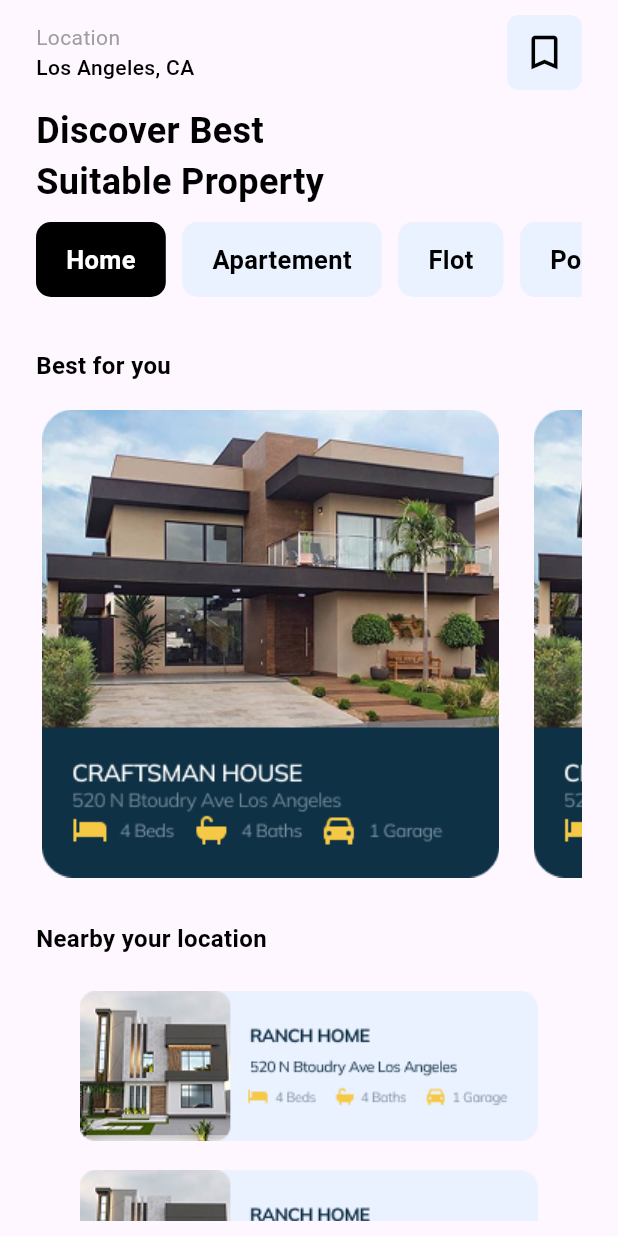
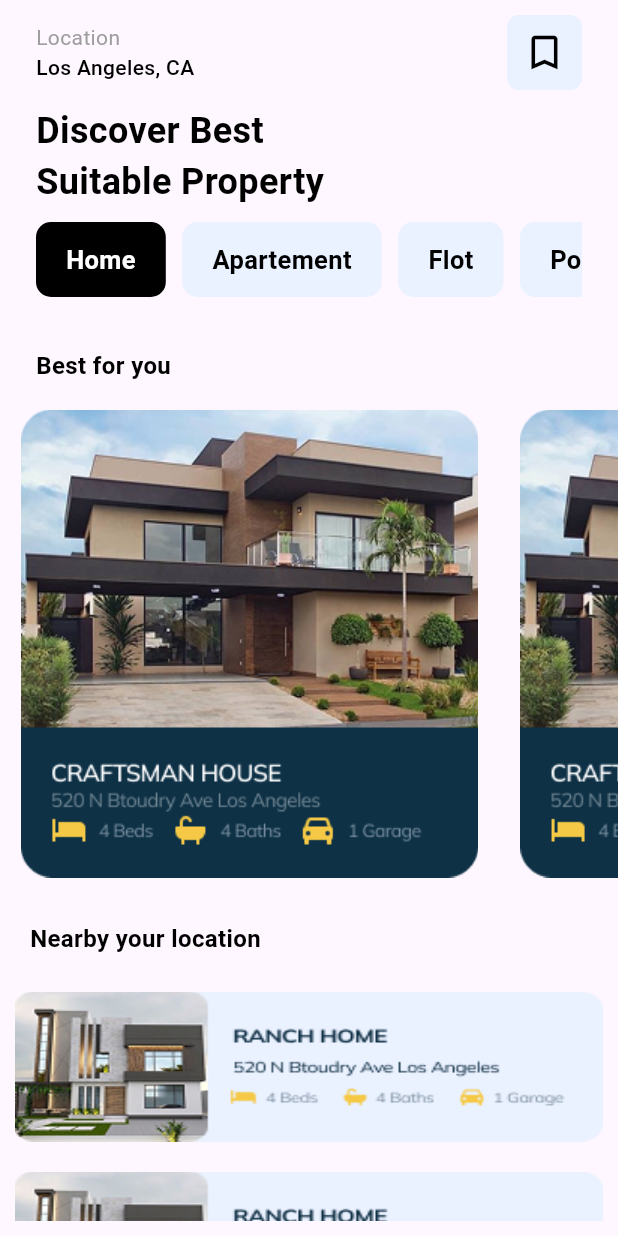
Before and after one commit to abdulrehman244/Property-Booking-App, a Flutter app: the HomeView screen opened by its route, on a phone screen of 412 x 824 dp. Run offline on Flutter 3.47's test engine with Material 3 defaults, Android fonts, the phone set to English and light mode, and no system bars; our stand-ins replace font_awesome_flutter, stacked, stacked_services, stacked_shared.

Commit message:
Property Booking App

```diff
--- a/lib/ui/detail/product_view.dart
+++ b/lib/ui/detail/product_view.dart
@@ -13,7 +13,7 @@ class ProductView extends StatelessWidget {
         return Scaffold(
           body: SafeArea(
             child: Padding(
-              padding: const EdgeInsets.symmetric(vertical: 10, horizontal: 45),
+              padding: const EdgeInsets.symmetric(vertical: 10, horizontal: 10),
               child: SingleChildScrollView(
                 child: Column(
                   crossAxisAlignment: CrossAxisAlignment.start,
@@ -47,7 +47,24 @@ class ProductView extends StatelessWidget {
                       ],
                     ),
                     SizedBox(height: 10),
-                    Image.asset("assets/images/image.png"),
+                      Center(
+      child: Container(
+        height: 250,
+        width: 330,
+        decoration: BoxDecoration(
+          borderRadius: BorderRadius.circular(20),
+          image: DecorationImage(image: AssetImage("assets/images/detail.png"),fit: BoxFit.fill)
+        ),
+        // child: Image.asset(
+        //   "assets/images/detail.png",
+        //   width: 200,
+        //   height: 200,
+        // ),
+      ),
+    ),
+
+
+                    // Center(child: Image.asset("assets/images/detail.png")),
                     SizedBox(height: 10),
 
                     //==================================
@@ -128,7 +145,21 @@ class ProductView extends StatelessWidget {
                     Text("Gallery",style: TextStyle(color: Colors.black,fontWeight: FontWeight.w600,fontSize: 15),),
                     SizedBox(height: 10,),
                     Image.asset("assets/images/detailimage2.png"),
-                    SizedBox(height: 20,),
+                    // SizedBox(height: 20,),
+
+
+
+                  ],
+                ),
+              ),
+            ),
+          ),
+          bottomNavigationBar: Container(
+            margin: EdgeInsets.symmetric(horizontal: 10),
+            height: 80,
+            child: Column(
+              crossAxisAlignment: CrossAxisAlignment.start,
+              children: [
                     Text("Prize",style: TextStyle(color: Colors.black,fontWeight: FontWeight.w600,fontSize: 15),),
                     Row(
                       children: [
@@ -151,9 +182,8 @@ class ProductView extends StatelessWidget {
                       ],
                     )
 
-                  ],
-                ),
-              ),
+
+              ],
             ),
           ),
         );
--- a/lib/ui/home/home_view.dart
+++ b/lib/ui/home/home_view.dart
@@ -5,7 +5,12 @@ import 'package:stacked_app/ui/home/home_viewmodel.dart';
 import 'package:stacked_app/ui/save/save_view.dart';
 
 class HomeView extends StatelessWidget {
-  const HomeView({super.key});
+  final List images = [
+    "assets/images/w1.png",
+    "assets/images/w2.png",
+    "assets/images/w1.png",
+  ];
+   HomeView({super.key});
 
   @override
   Widget build(BuildContext context) {
@@ -15,12 +20,14 @@ class HomeView extends StatelessWidget {
         return Scaffold(
           body: SafeArea(
             child: Padding(
-              padding: EdgeInsets.symmetric(horizontal: 24, vertical: 10),
+              padding: EdgeInsets.symmetric(horizontal: 0, vertical: 10),
               child: SingleChildScrollView(
                 child: Column(
                   crossAxisAlignment: CrossAxisAlignment.start,
                   children: [
-                    Row(
+                    Padding(
+                      padding: const EdgeInsets.symmetric(horizontal: 24),
+                      child: Row(
                         children: [
                           Column(
                             crossAxisAlignment: CrossAxisAlignment.start,
@@ -64,9 +71,12 @@ class HomeView extends StatelessWidget {
                           ),
                         ],
                       ),
+                    ),
                     SizedBox(height: 10),
                     //=============================================
-                    Text(
+                    Padding(
+                      padding: const EdgeInsets.symmetric(horizontal: 24),
+                      child: Text(
                         model.txt3,
                         style: TextStyle(
                           color: Colors.black,
@@ -74,7 +84,10 @@ class HomeView extends StatelessWidget {
                           fontSize: 24,
                         ),
                       ),
-                    Text(
+                    ),
+                    Padding(
+                      padding: const EdgeInsets.symmetric(horizontal: 24),
+                      child: Text(
                         model.txt4,
                         style: TextStyle(
                           color: Colors.black,
@@ -82,10 +95,13 @@ class HomeView extends StatelessWidget {
                           fontSize: 24,
                         ),
                       ),
+                    ),
                     SizedBox(height: 10),
 
                     //=================================================
-                    SizedBox(
+                    Padding(
+                      padding: const EdgeInsets.symmetric(horizontal: 24),
+                      child: SizedBox(
                         height: 50,
                         width: double.infinity,
                         child: ListView.builder(
@@ -128,14 +144,18 @@ class HomeView extends StatelessWidget {
                           },
                         ),
                       ),
+                    ),
 
                     SizedBox(height: 34),
-                    Text(
+                    Padding(
+                      padding: const EdgeInsets.symmetric(horizontal: 24),
+                      child: Text(
                         "Best for you",
                         style: TextStyle(
                           color: Colors.black,
                           fontWeight: FontWeight.w600,
                           fontSize: 16,
+                        ),
                       ),
                     ),
                     SizedBox(height: 14),
@@ -145,7 +165,7 @@ class HomeView extends StatelessWidget {
                       height: 320,
                       child: ListView.builder(
                         scrollDirection: Axis.horizontal,
-                        itemCount: 5,
+                        itemCount: images.length,
                         itemBuilder: (context, index) {
                           return GestureDetector(
                             onTap: () {
@@ -157,7 +177,7 @@ class HomeView extends StatelessWidget {
                               );
                             },
                             child: Container(
-                              margin: EdgeInsets.only(right: 15),
+                              margin: EdgeInsets.symmetric(horizontal: 10),
                               decoration: BoxDecoration(
                                 borderRadius: BorderRadius.circular(20),
                               ),
@@ -170,12 +190,15 @@ class HomeView extends StatelessWidget {
                     SizedBox(height: 25),
 
                     //======================================
-                    Text(
+                    Padding(
+                      padding: const EdgeInsets.symmetric(horizontal: 20),
+                      child: Text(
                         "Nearby your location",
                         style: TextStyle(
                           color: Colors.black,
                           fontWeight: FontWeight.w600,
                           fontSize: 16,
+                        ),
                       ),
                     ),
                     SizedBox(height: 14),
@@ -187,7 +210,11 @@ class HomeView extends StatelessWidget {
                         itemCount: 7,
                         itemBuilder: (context, index) {
                           return Container(
-                            child: Image.asset("assets/images/card2.png"),
+                            margin: EdgeInsets.symmetric(vertical: 10,horizontal: 10),
+                            height: 100,
+                            decoration: BoxDecoration(
+                              image: DecorationImage(image: AssetImage("assets/images/card2.png"),fit: BoxFit.fill)
+                            ),
                           );
                         },
                       ),
```
Also changed, not shown: assets/images/detail.png (added), pubspec.lock. Lines whose indentation alone changed are shown as unchanged.
